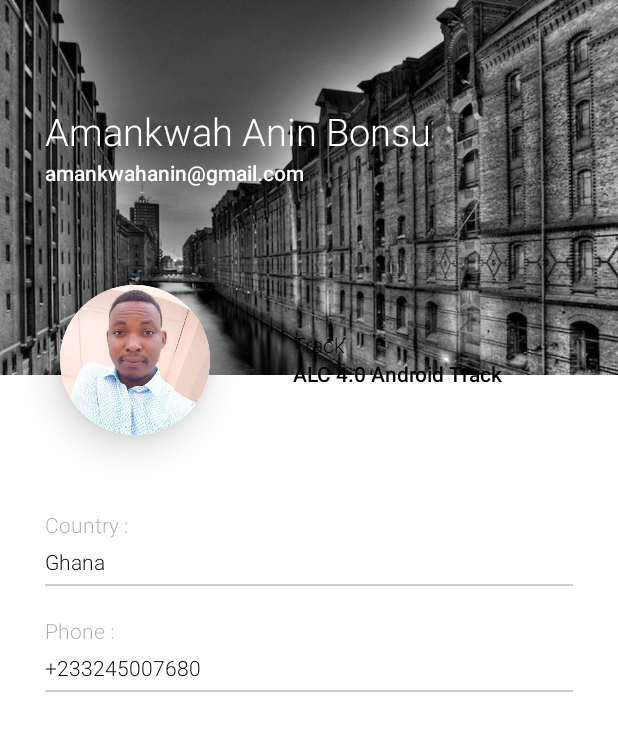
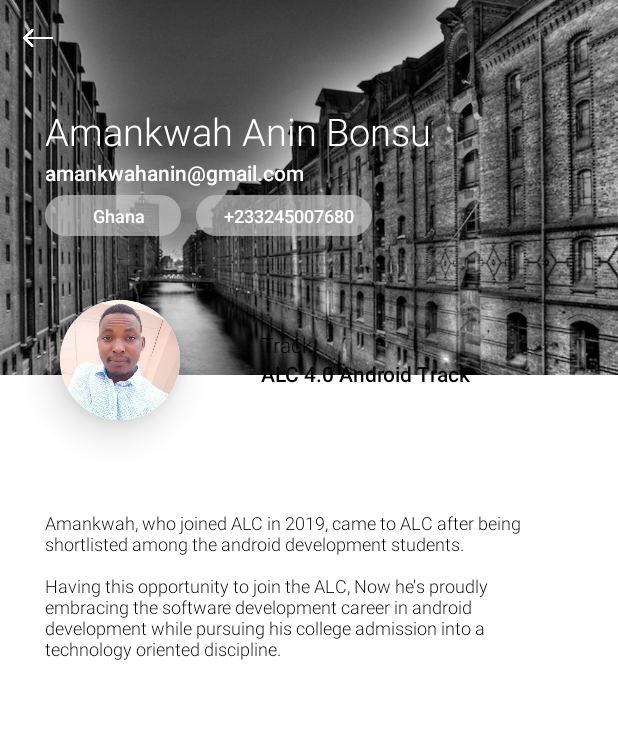
Before and after one commit to JamperCin/AndelaAndroidPhase1, an Android app: the MyProfileActivity screen opened directly, with no data from a screen before it, on a phone screen of 412 x 824 dp. Shown: the top 731 px of the screen. Run offline under Robolectric (Android 15) with nearby library versions, the phone set to English and light mode, and no system bars; our stand-ins replace CircleImageView; plain views replace DiagonalLayout.

Commit message:
Fixed the onback pressed issue

```diff
--- a/app/build.gradle
+++ b/app/build.gradle
@@ -7,7 +7,7 @@ android {
         minSdkVersion 14
         targetSdkVersion 28
         versionCode 1
-        versionName "1.0"
+        versionName "1.0.1"
         testInstrumentationRunner "android.support.test.runner.AndroidJUnitRunner"
     }
     buildTypes {
--- a/app/src/main/AndroidManifest.xml
+++ b/app/src/main/AndroidManifest.xml
@@ -11,9 +11,9 @@
         android:usesCleartextTraffic="true"
         android:name=".DATA.App.AppApplication"
         android:allowBackup="true"
-        android:icon="@mipmap/ic_launcher"
+        android:icon="@drawable/ic_andela"
         android:label="@string/app_name"
-        android:roundIcon="@mipmap/ic_launcher_round"
+        android:roundIcon="@drawable/ic_andela"
         android:supportsRtl="true"
         android:theme="@style/AppTheme">
         <activity android:name=".UI.Profile.MyProfileActivity"></activity>
--- a/app/src/main/java/com/kode/andelaphase1maintrack/UI/Profile/MyProfileActivity.java
+++ b/app/src/main/java/com/kode/andelaphase1maintrack/UI/Profile/MyProfileActivity.java
@@ -2,14 +2,29 @@ package com.kode.andelaphase1maintrack.UI.Profile;
 
 import android.support.v7.app.AppCompatActivity;
 import android.os.Bundle;
+import android.view.View;
+import android.widget.ImageView;
 
 import com.kode.andelaphase1maintrack.R;
 
-public class MyProfileActivity extends AppCompatActivity {
+public class MyProfileActivity extends AppCompatActivity implements View.OnClickListener{
+
+    ImageView prevBtn;
 
     @Override
     protected void onCreate(Bundle savedInstanceState) {
         super.onCreate(savedInstanceState);
         setContentView(R.layout.activity_my_profile);
+
+        prevBtn = findViewById(R.id.prevBtn);
+        prevBtn.setOnClickListener(this);
     }
+
+
+    @Override
+    public void onClick(View view) {
+        finish();
+    }
+
+
 }
--- a/app/src/main/java/com/kode/andelaphase1maintrack/UI/WebKit/AboutAlc.java
+++ b/app/src/main/java/com/kode/andelaphase1maintrack/UI/WebKit/AboutAlc.java
@@ -18,6 +18,7 @@ public class AboutAlc extends AppCompatActivity {
 
     WebView mWebview;
     ProgressBar progressBar;
+    private static final String ANDELA_URL = "https://www.andela.com/alc/";
 
 
     @Override
@@ -25,16 +26,17 @@ public class AboutAlc extends AppCompatActivity {
         super.onCreate(savedInstanceState);
         setContentView(R.layout.activity_about_alc);
 
+
+        initialiseWebViewToLoad();
+    }
+
+
+    /**
+     * Initilise the views in this
+     * **/
+    private void initialiseWebViewToLoad(){
         mWebview = findViewById(R.id.webview);
         progressBar = findViewById(R.id.progressBar);
-
-       /* if (android.os.Build.VERSION.SDK_INT > 9) {
-            StrictMode.ThreadPolicy policy = new
-                    StrictMode.ThreadPolicy.Builder().permitAll().build();
-            StrictMode.setThreadPolicy(policy);
-        }*/
-
-      //  mWebview = new WebView(this);
 
 
         mWebview.getSettings().setJavaScriptEnabled(true); // enable javascript
@@ -42,7 +44,7 @@ public class AboutAlc extends AppCompatActivity {
 
         mWebview.setWebViewClient(new SSLTolerentWebViewClient());
 
-        mWebview.loadUrl("https://www.andela.com/alc/");
+        mWebview.loadUrl(ANDELA_URL);
         progressBar.setVisibility(View.VISIBLE);
 
     }
--- /dev/null
+++ b/app/src/main/res/drawable/light_bg.xml
@@ -0,0 +1,9 @@
+<?xml version="1.0" encoding="utf-8"?>
+<shape xmlns:android="http://schemas.android.com/apk/res/android"
+    android:shape="rectangle">
+
+    <solid android:color="#B4C2C2C2"/>
+
+    <corners android:radius="20dp"/>
+
+</shape>
--- a/app/src/main/res/layout/activity_my_profile.xml
+++ b/app/src/main/res/layout/activity_my_profile.xml
@@ -48,7 +48,7 @@
                 android:layout_height="wrap_content"
                 android:layout_marginLeft="30dp"
                 android:layout_marginTop="105dp"
-                android:orientation="horizontal">
+                android:orientation="vertical">
 
                 <TextView
                     android:layout_width="wrap_content"
@@ -60,26 +60,60 @@
                     android:textSize="14sp"
                     android:textStyle="bold" />
 
-                <TextView
+                <LinearLayout
+                    android:layout_marginTop="5dp"
+                    android:orientation="horizontal"
                     android:layout_width="wrap_content"
-                    android:layout_height="wrap_content"
-                    android:layout_gravity="top|left"
-                    android:layout_marginLeft="10dp"
-                    android:fontFamily="sans-serif-condensed"
-                    android:text=""
-                    android:textColor="@android:color/white"
-                    android:textSize="14sp"
-                    android:textStyle="bold" />
+                    android:layout_height="wrap_content">
+
+                    <RelativeLayout
+                        android:padding="5dp"
+                        android:background="@drawable/light_bg"
+                        android:layout_width="wrap_content"
+                        android:layout_height="wrap_content">
+
+                        <TextView
+                            android:textStyle="bold"
+                            android:layout_centerInParent="true"
+                            android:layout_width="wrap_content"
+                            android:layout_height="wrap_content"
+                            android:fontFamily="sans-serif-light"
+                            android:text="@string/ghana"
+                            android:textColor="@android:color/white"
+                            android:textSize="12sp" />
+                    </RelativeLayout>
+
+                    <RelativeLayout
+                        android:layout_marginStart="10dp"
+                        android:padding="5dp"
+                        android:background="@drawable/light_bg"
+                        android:layout_width="wrap_content"
+                        android:layout_height="wrap_content"
+                        android:layout_marginLeft="10dp">
+
+                        <TextView
+                            android:textStyle="bold"
+                            android:layout_centerInParent="true"
+                            android:layout_width="wrap_content"
+                            android:layout_height="wrap_content"
+                            android:fontFamily="sans-serif-light"
+                            android:text="@string/number"
+                            android:textColor="@android:color/white"
+                            android:textSize="12sp" />
+                    </RelativeLayout>
+                </LinearLayout>
+
+
             </LinearLayout>
 
         </com.github.florent37.diagonallayout.DiagonalLayout>
 
         <de.hdodenhof.circleimageview.CircleImageView
             android:id="@+id/avatar"
-            android:layout_width="100dp"
-            android:layout_height="100dp"
+            android:layout_width="80dp"
+            android:layout_height="80dp"
             android:layout_marginLeft="40dp"
-            android:layout_marginTop="190dp"
+            android:layout_marginTop="200dp"
             android:background="@drawable/diagonallayout_circle"
             android:elevation="15dp"
             android:src="@drawable/pic" />
@@ -94,12 +128,12 @@
             <View
                 android:layout_width="0dp"
                 android:layout_height="wrap_content"
-                android:layout_weight=".9" />
+                android:layout_weight=".8" />
 
             <View
                 android:layout_width="0dp"
                 android:layout_height="wrap_content"
-                android:layout_weight=".9" />
+                android:layout_weight=".8" />
 
 
             <LinearLayout
@@ -146,9 +180,11 @@
                 android:layout_height="wrap_content"
                 android:layout_marginTop="20dp"
                 android:fontFamily="sans-serif-light"
-                android:text="Country :"
-                android:textColor="@color/transparent_black_hex_5" />
+                android:text="@string/info"
+                android:textSize="12sp"
+                android:textColor="@color/black" />
 
+<!--
 
             <TextView
                 android:layout_width="wrap_content"
@@ -193,6 +229,7 @@
                 android:layout_marginTop="5dp"
                 android:background="@color/transparent_black_hex_3" />
 
+-->
 
         </LinearLayout>
 
@@ -203,6 +240,15 @@
             android:layout_height="wrap_content"
             android:visibility="gone" />
 
+
+        <ImageView
+            android:id="@+id/prevBtn"
+            android:padding="10dp"
+            android:layout_margin="5dp"
+            android:src="@drawable/ic_prev"
+            android:layout_width="40dp"
+            android:layout_height="40dp" />
+
     </RelativeLayout>
 
 </ScrollView>
--- a/app/src/main/res/values/strings.xml
+++ b/app/src/main/res/values/strings.xml
@@ -1,4 +1,12 @@
 <resources>
     <string name="app_name">AndelaPhase1MainTrack</string>
     <string name="andela">The Andela Learning Community is a network of people technologists and tech enthusiasts across Africa dedicated to learning how to use technology to solve humanity’s problems.</string>
+    <string name="number">\t+233245007680\t</string>
+    <string name="ghana">\t\tGhana\t\t</string>
+    <string name="info">Amankwah, who joined ALC in 2019, came to ALC after being shortlisted among the android development students.
+        \n\nHaving this opportunity to join the ALC,  Now he\'s proudly embracing the software development career in android development
+        while pursuing his college admission into a technology oriented discipline.
+
+
+    </string>
 </resources>
```
Also changed, not shown: app/src/main/res/drawable/ic_prev.png (added), 2 other files.
